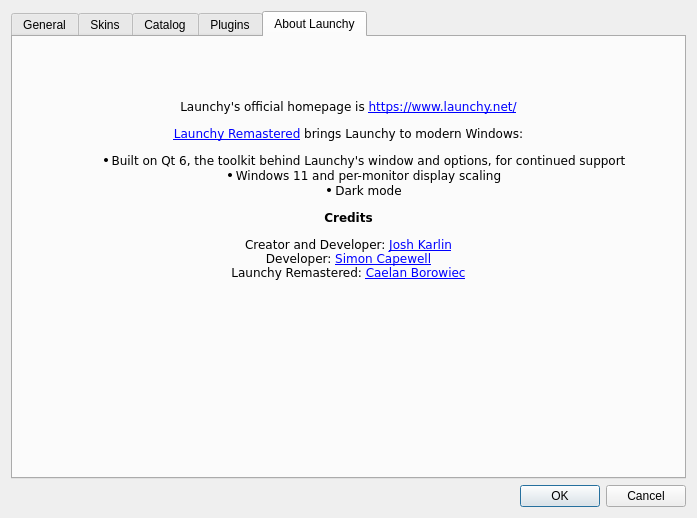
This is Launchy11/src/options.ui in CaelanBorowiec/Launchy-Remastered as Qt 5 draws it before an edit. The edited form follows.
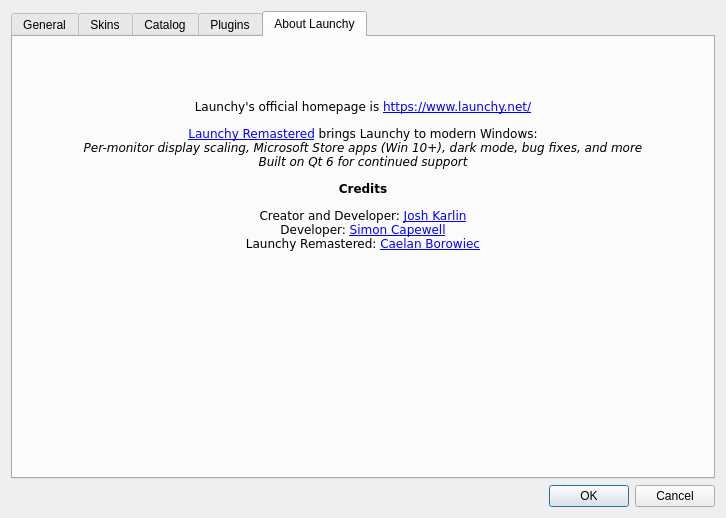
This is the edited form. Icons and pictures are not drawn. Custom widgets are drawn as their Qt base class.

Commit message:
fix(options): widen suggestions dropdown and tidy About page
Give the Suggestions display combo box room for 'Name and path', replace the centred bullet list on the About tab with italic feature lines, and drop the uninstall note.

Diff of the .ui file:
```diff
--- a/Launchy11/src/options.ui
+++ b/Launchy11/src/options.ui
@@ -299,6 +299,9 @@
               </item>
               <item row="0" column="1">
                <widget class="QComboBox" name="genCondensed">
+                <property name="minimumContentsLength">
+                 <number>14</number>
+                </property>
                 <item>
                  <property name="text">
                   <string>Name and path</string>
@@ -1073,12 +1076,7 @@
            </property>
            <property name="text">
             <string>&lt;p&gt;Launchy's official homepage is &lt;a href=&quot;https://www.launchy.net/&quot;&gt;https://www.launchy.net/&lt;/a&gt;&lt;/p&gt;
-&lt;p&gt;&lt;a href=&quot;https://github.com/CaelanBorowiec/Launchy-Remastered&quot;&gt;Launchy Remastered&lt;/a&gt; brings Launchy to modern Windows:&lt;/p&gt;
-&lt;ul&gt;
-&lt;li&gt;Built on Qt 6, the toolkit behind Launchy's window and options, for continued support&lt;/li&gt;
-&lt;li&gt;Windows 11 and per-monitor display scaling&lt;/li&gt;
-&lt;li&gt;Dark mode&lt;/li&gt;
-&lt;/ul&gt;</string>
+&lt;p&gt;&lt;a href=&quot;https://github.com/CaelanBorowiec/Launchy-Remastered&quot;&gt;Launchy Remastered&lt;/a&gt; brings Launchy to modern Windows:&lt;br&gt;&lt;i&gt;Per-monitor display scaling, Microsoft Store apps (Win 10+), dark mode, bug fixes, and more&lt;/i&gt;&lt;br&gt;&lt;i&gt;Built on Qt 6 for continued support&lt;/i&gt;&lt;/p&gt;</string>
            </property>
            <property name="textFormat">
             <enum>Qt::RichText</enum>
```
The commit also changes 1 other file.
